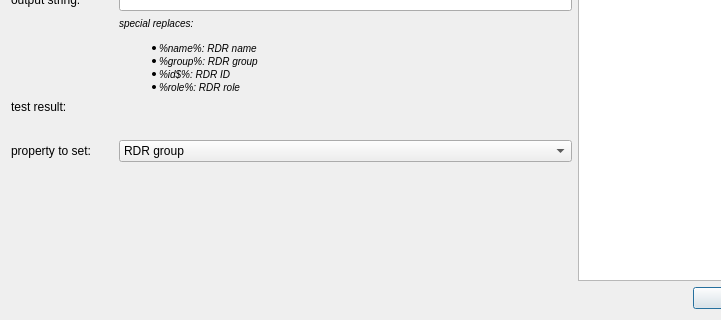
Above: application/dlgsetrdrpropertybyregexp.ui from jkriege2/QuickFit3 before the change; both pictures show x 0 to 721 and y 178 to 498 of the 956 by 498 pixel window. Below: the same form after it.
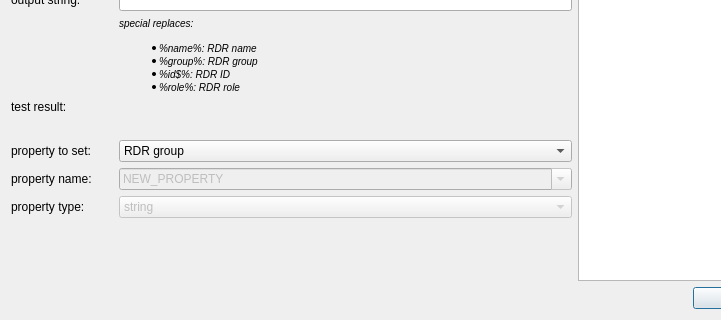
That is the form after the change.

Commit message: QuickFit3:   - set property by RegExp may now also set/create named RDR properties

```diff
--- a/application/dlgsetrdrpropertybyregexp.ui
+++ b/application/dlgsetrdrpropertybyregexp.ui
@@ -2,6 +2,9 @@
 <ui version="4.0">
  <class>DlgSetRDRPropertyByRegExp</class>
  <widget class="QDialog" name="DlgSetRDRPropertyByRegExp">
+  <property name="enabled">
+   <bool>true</bool>
+  </property>
   <property name="geometry">
    <rect>
     <x>0</x>
@@ -196,6 +199,65 @@
        </property>
       </widget>
      </item>
+     <item row="10" column="0">
+      <widget class="QLabel" name="label_10">
+       <property name="text">
+        <string>property name:</string>
+       </property>
+      </widget>
+     </item>
+     <item row="10" column="1">
+      <widget class="QComboBox" name="cmbPropertyName">
+       <property name="enabled">
+        <bool>false</bool>
+       </property>
+       <property name="editable">
+        <bool>true</bool>
+       </property>
+       <property name="currentIndex">
+        <number>0</number>
+       </property>
+       <item>
+        <property name="text">
+         <string>NEW_PROPERTY</string>
+        </property>
+       </item>
+      </widget>
+     </item>
+     <item row="11" column="0">
+      <widget class="QLabel" name="label_11">
+       <property name="text">
+        <string>property type:</string>
+       </property>
+      </widget>
+     </item>
+     <item row="11" column="1">
+      <widget class="QComboBox" name="cmbPropertyType">
+       <property name="enabled">
+        <bool>false</bool>
+       </property>
+       <item>
+        <property name="text">
+         <string>string</string>
+        </property>
+       </item>
+       <item>
+        <property name="text">
+         <string>integer number</string>
+        </property>
+       </item>
+       <item>
+        <property name="text">
+         <string>floating-point number</string>
+        </property>
+       </item>
+       <item>
+        <property name="text">
+         <string>boolean</string>
+        </property>
+       </item>
+      </widget>
+     </item>
     </layout>
    </item>
    <item row="0" column="0">
```
Left out of the diff: 5 changed lines with no effect on the pictures. The commit also changes 2 other files.
